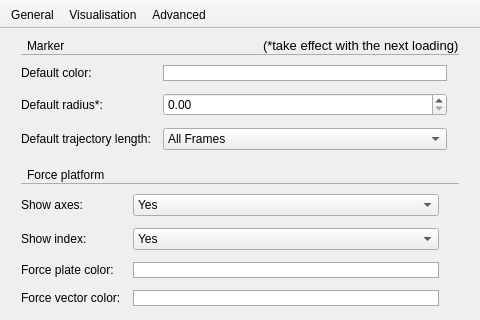
Biomechanical-ToolKit/BTKCore, file Tools/Mokka/Preferences_mac.ui: the form before one commit.
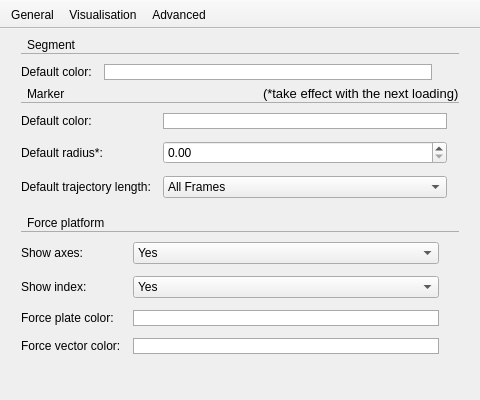
The form after the commit. Icons and pictures are not drawn.

Commit message: [ENH] Mokka: Visualization of the segments added. You can add/remove/edit segments' informations (links, label, descriptions, color). The segment definitions is saved in the Model Visualization Configuration (MVC) file. Undo/Redo support. Preferences for the default segment color added.

Patch:
```diff
--- a/Tools/Mokka/Preferences_mac.ui
+++ b/Tools/Mokka/Preferences_mac.ui
@@ -7,7 +7,7 @@
     <x>0</x>
     <y>0</y>
     <width>480</width>
-    <height>320</height>
+    <height>400</height>
    </rect>
   </property>
   <property name="sizePolicy">
@@ -19,13 +19,13 @@
   <property name="minimumSize">
    <size>
     <width>480</width>
-    <height>320</height>
+    <height>400</height>
    </size>
   </property>
   <property name="maximumSize">
    <size>
     <width>480</width>
-    <height>320</height>
+    <height>400</height>
    </size>
   </property>
   <property name="windowTitle">
@@ -41,7 +41,7 @@
       <x>12</x>
       <y>0</y>
       <width>456</width>
-      <height>311</height>
+      <height>390</height>
      </rect>
     </property>
     <property name="minimumSize">
@@ -450,6 +450,129 @@
     </widget>
     <widget class="QWidget" name="visualisationPage">
      <layout class="QVBoxLayout" name="verticalLayout_13">
+      <item>
+       <layout class="QVBoxLayout" name="verticalLayout">
+        <property name="spacing">
+         <number>0</number>
+        </property>
+        <item>
+         <layout class="QVBoxLayout" name="verticalLayout_15">
+          <property name="spacing">
+           <number>0</number>
+          </property>
+          <item>
+           <layout class="QHBoxLayout" name="horizontalLayout_10">
+            <property name="spacing">
+             <number>0</number>
+            </property>
+            <item>
+             <spacer name="horizontalSpacer_14">
+              <property name="orientation">
+               <enum>Qt::Horizontal</enum>
+              </property>
+              <property name="sizeType">
+               <enum>QSizePolicy::Fixed</enum>
+              </property>
+              <property name="sizeHint" stdset="0">
+               <size>
+                <width>6</width>
+                <height>1</height>
+               </size>
+              </property>
+             </spacer>
+            </item>
+            <item>
+             <widget class="QLabel" name="label_16">
+              <property name="text">
+               <string>Segment</string>
+              </property>
+             </widget>
+            </item>
+           </layout>
+          </item>
+          <item>
+           <widget class="Line" name="line_7">
+            <property name="styleSheet">
+             <string notr="true">color: rgb(173,173,173);</string>
+            </property>
+            <property name="frameShadow">
+             <enum>QFrame::Plain</enum>
+            </property>
+            <property name="orientation">
+             <enum>Qt::Horizontal</enum>
+            </property>
+           </widget>
+          </item>
+         </layout>
+        </item>
+        <item>
+         <layout class="QHBoxLayout" name="horizontalLayout_11">
+          <item>
+           <layout class="QFormLayout" name="formLayout_3">
+            <property name="horizontalSpacing">
+             <number>12</number>
+            </property>
+            <property name="verticalSpacing">
+             <number>12</number>
+            </property>
+            <property name="topMargin">
+             <number>9</number>
+            </property>
+            <property name="rightMargin">
+             <number>0</number>
+            </property>
+            <property name="bottomMargin">
+             <number>0</number>
+            </property>
+            <item row="0" column="0">
+             <widget class="QLabel" name="label_18">
+              <property name="text">
+               <string>Default color:</string>
+              </property>
+             </widget>
+            </item>
+            <item row="0" column="1">
+             <widget class="QPushButton" name="defaultSegmentColorButton">
+              <property name="styleSheet">
+               <string notr="true">QPushButton {
+  border: 1px solid darkgray;
+  background: rgb(255,255,255);
+}
+
+QPushButton:pressed {
+  border: 1px solid rgb(100,100,100);
+}</string>
+              </property>
+              <property name="text">
+               <string/>
+              </property>
+              <property name="flat">
+               <bool>true</bool>
+              </property>
+             </widget>
+            </item>
+           </layout>
+          </item>
+          <item>
+           <spacer name="horizontalSpacer_15">
+            <property name="orientation">
+             <enum>Qt::Horizontal</enum>
+            </property>
+            <property name="sizeType">
+             <enum>QSizePolicy::Fixed</enum>
+            </property>
+            <property name="sizeHint" stdset="0">
+             <size>
+              <width>27</width>
+              <height>20</height>
+             </size>
+            </property>
+           </spacer>
+          </item>
+         </layout>
+        </item>
+       </layout>
+      </item>
       <item>
        <layout class="QVBoxLayout" name="verticalLayout_10">
         <property name="spacing">
```
The commit also changes 24 other files.
